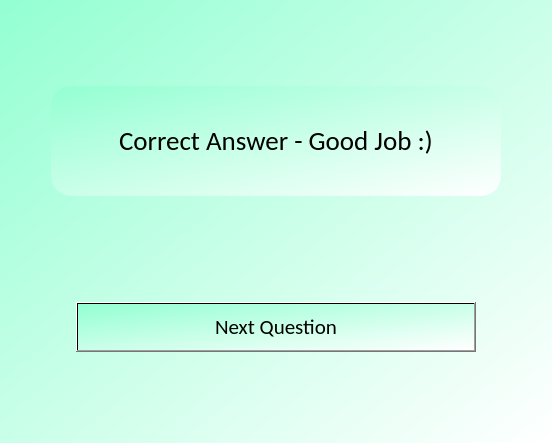
Old version of the form View/CorrectScreen_2.ui in the repository JakeH-32/Capstone.
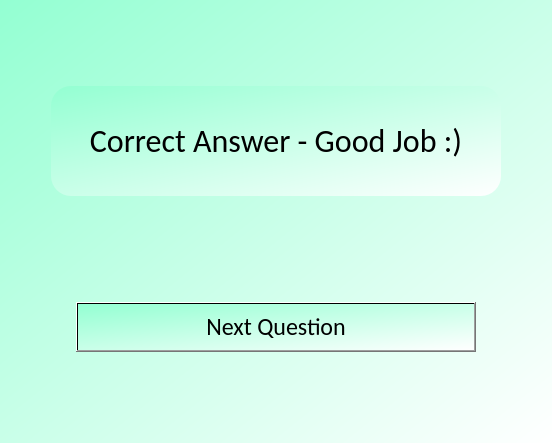
New version of the form.

```diff
--- a/View/CorrectScreen_2.ui
+++ b/View/CorrectScreen_2.ui
@@ -86,7 +86,7 @@
        <property name="font">
         <font>
          <family>Calibri</family>
-         <pointsize>20</pointsize>
+         <pointsize>24</pointsize>
         </font>
        </property>
        <property name="styleSheet">
@@ -188,7 +188,7 @@
        <property name="font">
         <font>
          <family>Calibri</family>
-         <pointsize>16</pointsize>
+         <pointsize>18</pointsize>
         </font>
        </property>
        <property name="styleSheet">
```
